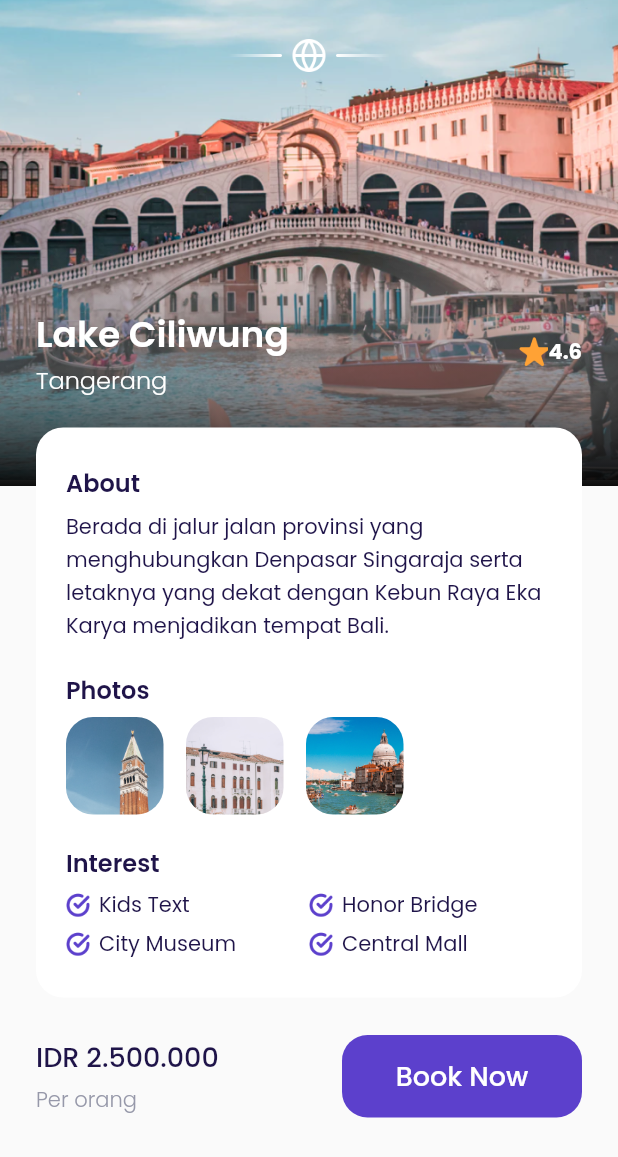
After one commit to YerikhoSt/aplikasi_travel, a Flutter app: the MainPage screen opened by its route, after a tap on "4.8", on a phone screen of 412 x 824 dp. The commit adds this screen. Shown: the top 1157 px of the screen. Run offline on Flutter 3.47's test engine with Material 2 defaults, Android fonts, the phone set to English and light mode, and no system bars; our stand-ins replace google_fonts.

Commit message:
detail page

```diff
--- /dev/null
+++ b/lib/ui/pages/detail_page.dart
@@ -0,0 +1,288 @@
+import 'package:aplikasi_travel/ui/widgets/custom_button.dart';
+import 'package:aplikasi_travel/ui/widgets/interest_item.dart';
+import 'package:aplikasi_travel/ui/widgets/photos_item.dart';
+import 'package:flutter/material.dart';
+import '../../shared/theme.dart';
+
+class DetailPage extends StatelessWidget {
+  const DetailPage({Key? key}) : super(key: key);
+
+  Widget backgroundImage() {
+    return Container(
+      width: double.infinity,
+      height: 320,
+      decoration: BoxDecoration(
+        image: DecorationImage(
+          fit: BoxFit.cover,
+          image: AssetImage(
+            'assets/image_destination1.png',
+          ),
+        ),
+      ),
+    );
+  }
+
+  Widget customShadow() {
+    return Container(
+      width: double.infinity,
+      height: 164,
+      margin: const EdgeInsets.only(
+        top: 160,
+      ),
+      decoration: BoxDecoration(
+        gradient: LinearGradient(
+          begin: Alignment.topCenter,
+          end: Alignment.bottomCenter,
+          colors: [
+            kWhiteColor.withOpacity(0),
+            Colors.black.withOpacity(0.95),
+          ],
+        ),
+      ),
+    );
+  }
+
+  Widget content() {
+    return Container(
+      width: double.infinity,
+      margin: EdgeInsets.symmetric(
+        horizontal: defaultMargin,
+      ),
+      child: Column(
+        children: [
+          // ICON
+          Container(
+            width: 108,
+            height: 24,
+            margin: EdgeInsets.only(
+              top: 25,
+            ),
+            decoration: BoxDecoration(
+              image: DecorationImage(
+                image: AssetImage(
+                  'assets/icon_emblem.png',
+                ),
+              ),
+            ),
+          ),
+          // TITLE
+          Container(
+            margin: const EdgeInsets.only(
+              top: 156,
+            ),
+            child: Row(
+              children: [
+                Expanded(
+                  child: Column(
+                    crossAxisAlignment: CrossAxisAlignment.start,
+                    children: [
+                      Text(
+                        'Lake Ciliwung',
+                        style: whiteTextStyle.copyWith(
+                          fontSize: 24,
+                          fontWeight: semiBold,
+                        ),
+                      ),
+                      Text(
+                        'Tangerang',
+                        style: whiteTextStyle.copyWith(
+                          fontSize: 16,
+                          fontWeight: light,
+                        ),
+                      ),
+                    ],
+                  ),
+                ),
+                Row(
+                  mainAxisAlignment: MainAxisAlignment.center,
+                  crossAxisAlignment: CrossAxisAlignment.start,
+                  children: [
+                    Container(
+                      width: 20,
+                      height: 20,
+                      decoration: BoxDecoration(
+                        image: DecorationImage(
+                          image: AssetImage(
+                            'assets/icon_star.png',
+                          ),
+                        ),
+                      ),
+                    ),
+                    Text(
+                      '4.6',
+                      style: whiteTextStyle.copyWith(
+                        fontWeight: bold,
+                      ),
+                    ),
+                  ],
+                ),
+              ],
+            ),
+          ),
+
+          // DESCRIPTION
+          Container(
+            width: double.infinity,
+            margin: EdgeInsets.only(
+              top: 20,
+            ),
+            padding: EdgeInsets.symmetric(
+              horizontal: 20,
+              vertical: 25,
+            ),
+            decoration: BoxDecoration(
+              color: kWhiteColor,
+              borderRadius: BorderRadius.circular(18),
+            ),
+            child: Column(
+              crossAxisAlignment: CrossAxisAlignment.start,
+              children: [
+                // ABOUT
+                Text(
+                  'About',
+                  style: blackTextStyle.copyWith(
+                    fontSize: 16,
+                    fontWeight: semiBold,
+                  ),
+                ),
+                const SizedBox(
+                  height: 6,
+                ),
+                Text(
+                  'Berada di jalur jalan provinsi yang menghubungkan Denpasar Singaraja serta letaknya yang dekat dengan Kebun Raya Eka Karya menjadikan tempat Bali.',
+                  style: blackTextStyle.copyWith(
+                    height: 1.6,
+                  ),
+                ),
+
+                // PHOTOS
+                const SizedBox(
+                  height: 20,
+                ),
+                Text(
+                  'Photos',
+                  style: blackTextStyle.copyWith(
+                    fontSize: 16,
+                    fontWeight: semiBold,
+                  ),
+                ),
+                const SizedBox(
+                  height: 6,
+                ),
+                Row(
+                  children: [
+                    PhotosItem(
+                      imageUrl: 'assets/image_photo1.png',
+                    ),
+                    PhotosItem(
+                      imageUrl: 'assets/image_photo2.png',
+                    ),
+                    PhotosItem(
+                      imageUrl: 'assets/image_photo3.png',
+                    ),
+                  ],
+                ),
+
+                // INTEREST
+                const SizedBox(
+                  height: 20,
+                ),
+                Text(
+                  'Interest',
+                  style: blackTextStyle.copyWith(
+                    fontSize: 16,
+                    fontWeight: semiBold,
+                  ),
+                ),
+                const SizedBox(
+                  height: 6,
+                ),
+                Row(
+                  children: [
+                    InterestItem(
+                      text: 'Kids Text',
+                    ),
+                    InterestItem(
+                      text: 'Honor Bridge',
+                    ),
+                  ],
+                ),
+                const SizedBox(
+                  height: 5,
+                ),
+                Row(
+                  children: [
+                    InterestItem(
+                      text: 'City Museum',
+                    ),
+                    InterestItem(
+                      text: 'Central Mall',
+                    ),
+                  ],
+                ),
+              ],
+            ),
+          ),
+
+          // PRICE
+          Container(
+            width: double.infinity,
+            margin: EdgeInsets.symmetric(
+              vertical: 25,
+            ),
+            child: Row(
+              children: [
+                Expanded(
+                  child: Column(
+                    crossAxisAlignment: CrossAxisAlignment.start,
+                    children: [
+                      Text(
+                        'IDR 2.500.000',
+                        style: blackTextStyle.copyWith(
+                          fontSize: 18,
+                          fontWeight: medium,
+                        ),
+                      ),
+                      const SizedBox(
+                        height: 5,
+                      ),
+                      Text(
+                        'Per orang',
+                        style: greyTextStyle.copyWith(
+                          fontWeight: light,
+                        ),
+                      )
+                    ],
+                  ),
+                ),
+
+                // BUTTON
+                CustomButton(
+                  title: 'Book Now',
+                  onPressed: () {},
+                  width: 160,
+                ),
+              ],
+            ),
+          ),
+        ],
+      ),
+    );
+  }
+
+  @override
+  Widget build(BuildContext context) {
+    return Scaffold(
+      backgroundColor: kBackgroundColor,
+      body: SingleChildScrollView(
+        child: Stack(
+          children: [
+            backgroundImage(),
+            customShadow(),
+            content(),
+          ],
+        ),
+      ),
+    );
+  }
+}
--- a/lib/ui/pages/home_page.dart
+++ b/lib/ui/pages/home_page.dart
@@ -127,22 +127,28 @@ class HomePage extends StatelessWidget {
               rating: 4.5,
             ),
             DestinationTile(
-              name: 'Danau Beratan',
-              city: 'Singaraja',
+              name: 'Sydney Opera',
+              city: 'Australia',
               imageUrl: 'assets/image_destination7.png',
-              rating: 4.5,
+              rating: 5.0,
             ),
             DestinationTile(
-              name: 'Danau Beratan',
-              city: 'Singaraja',
+              name: 'Roma',
+              city: 'Italy',
               imageUrl: 'assets/image_destination8.png',
-              rating: 4.5,
+              rating: 4.9,
             ),
             DestinationTile(
-              name: 'Danau Beratan',
-              city: 'Singaraja',
+              name: 'Payung Teduh',
+              city: 'Singapore',
               imageUrl: 'assets/image_destination9.png',
-              rating: 4.5,
+              rating: 4.7,
+            ),
+            DestinationTile(
+              name: 'Hill Hey',
+              city: 'Monaco',
+              imageUrl: 'assets/image_destination10.png',
+              rating: 4.8,
             ),
           ],
         ),
--- a/lib/ui/widgets/destination_card.dart
+++ b/lib/ui/widgets/destination_card.dart
@@ -1,3 +1,4 @@
+import 'package:aplikasi_travel/ui/pages/detail_page.dart';
 import 'package:flutter/material.dart';
 import '../../shared/theme.dart';
 
@@ -17,7 +18,16 @@ class DestinationCard extends StatelessWidget {
 
   @override
   Widget build(BuildContext context) {
-    return Container(
+    return GestureDetector(
+      onTap: () {
+        Navigator.push(
+          context,
+          MaterialPageRoute(
+            builder: (context) => DetailPage(),
+          ),
+        );
+      },
+      child: Container(
         width: 200,
         height: 323,
         margin: EdgeInsets.only(
@@ -110,6 +120,7 @@ class DestinationCard extends StatelessWidget {
             ),
           ],
         ),
+      ),
     );
   }
 }
--- /dev/null
+++ b/lib/ui/widgets/interest_item.dart
@@ -0,0 +1,37 @@
+import 'package:flutter/material.dart';
+import '../../shared/theme.dart';
+
+class InterestItem extends StatelessWidget {
+  final String text;
+
+  const InterestItem({
+    Key? key,
+    required this.text,
+  }) : super(key: key);
+
+  @override
+  Widget build(BuildContext context) {
+    return Expanded(
+      child: Row(
+        children: [
+          Container(
+            width: 16,
+            height: 16,
+            margin: EdgeInsets.only(right: 6),
+            decoration: BoxDecoration(
+              image: DecorationImage(
+                image: AssetImage(
+                  'assets/icon_check.png',
+                ),
+              ),
+            ),
+          ),
+          Text(
+            text,
+            style: blackTextStyle,
+          )
+        ],
+      ),
+    );
+  }
+}
--- /dev/null
+++ b/lib/ui/widgets/photos_item.dart
@@ -0,0 +1,28 @@
+import 'package:flutter/material.dart';
+import '../../shared/theme.dart';
+
+class PhotosItem extends StatelessWidget {
+  final String imageUrl;
+
+  const PhotosItem({Key? key, required this.imageUrl}) : super(key: key);
+
+  @override
+  Widget build(BuildContext context) {
+    return Container(
+      width: 65,
+      height: 65,
+      margin: EdgeInsets.only(
+        right: 15,
+      ),
+      decoration: BoxDecoration(
+        borderRadius: BorderRadius.circular(18),
+        image: DecorationImage(
+          fit: BoxFit.cover,
+          image: AssetImage(
+            imageUrl,
+          ),
+        ),
+      ),
+    );
+  }
+}
```
Lines whose indentation alone changed are shown as unchanged.
